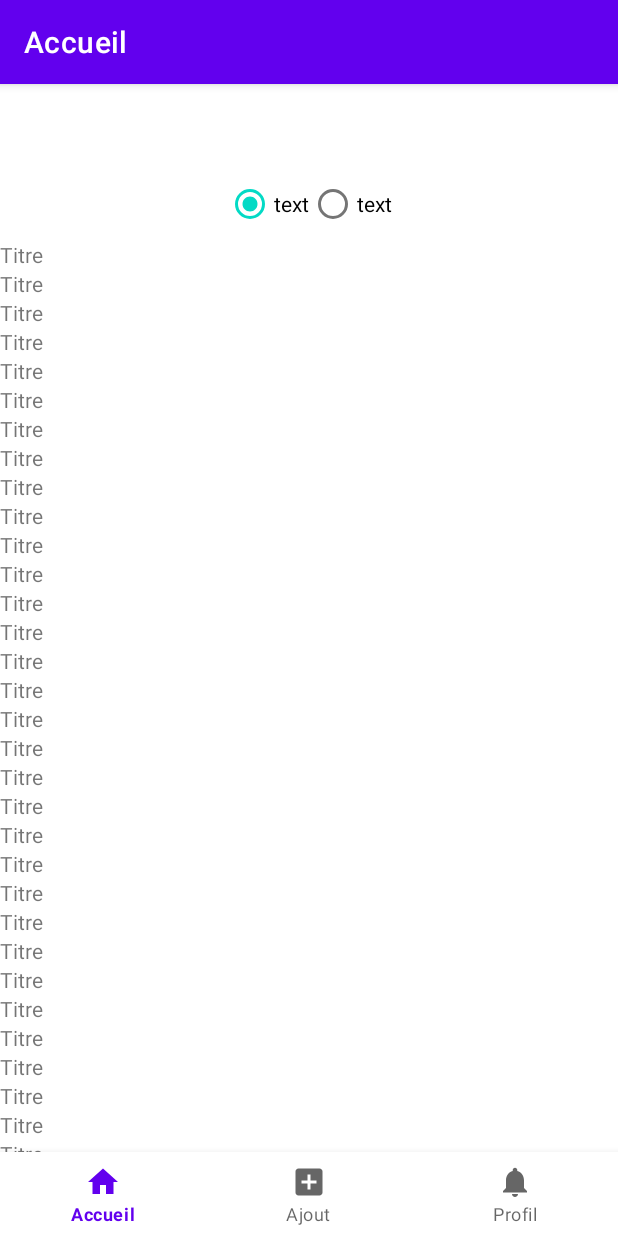
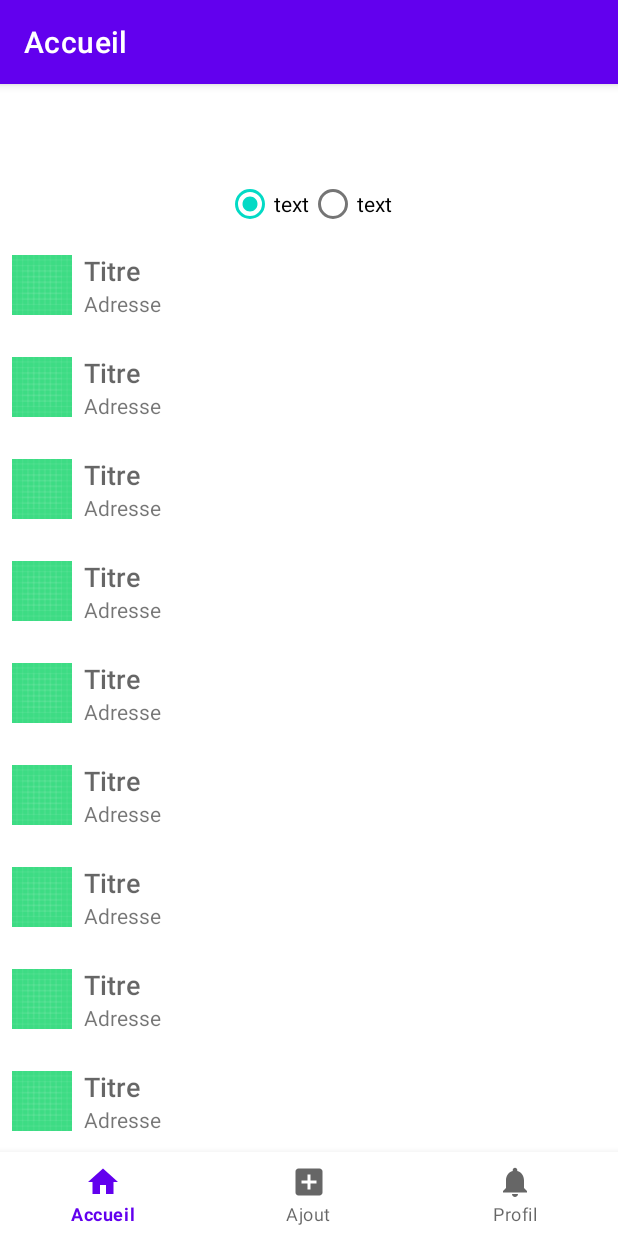
Before and after one commit to lucasnaury/uv-amse-android, an Android app: the screen it shows after launch (MainActivity), on a phone screen of 412 x 824 dp. Run offline under Robolectric (Android 15) with nearby library versions, the phone set to English and light mode, and no system bars; our stand-ins replace navigation-ui.

Commit message:
Edit list element style

```diff
--- a/app/src/main/java/com/example/tpleboncoin/ui/home/HomeAdapter.java
+++ b/app/src/main/java/com/example/tpleboncoin/ui/home/HomeAdapter.java
@@ -22,7 +22,8 @@ public class HomeAdapter extends RecyclerView.Adapter<HomeAdapter.ViewHolder> {
      * Provide a reference to the type of views that you are using (custom ViewHolder)
      */
     public static class ViewHolder extends RecyclerView.ViewHolder {
-        private final TextView textView;
+        private final TextView titreTextView;
+        private final TextView adresseTextView;
 
         public ViewHolder(View v) {
             super(v);
@@ -33,11 +34,15 @@ public class HomeAdapter extends RecyclerView.Adapter<HomeAdapter.ViewHolder> {
                     Log.d(TAG, "Element " + getAdapterPosition() + " clicked.");
                 }
             });
-            textView = (TextView) v.findViewById(R.id.text_annonce);
+            titreTextView = (TextView) v.findViewById(R.id.titre_annonce);
+            adresseTextView = (TextView) v.findViewById(R.id.adresse_annonce);
         }
 
-        public TextView getTextView() {
-            return textView;
+        public TextView getTitreTextView() {
+            return titreTextView;
+        }
+        public TextView getAdresseTextView() {
+            return adresseTextView;
         }
     }
     // END_INCLUDE(recyclerViewSampleViewHolder)
@@ -71,7 +76,8 @@ public class HomeAdapter extends RecyclerView.Adapter<HomeAdapter.ViewHolder> {
 
         // Get element from your dataset at this position and replace the contents of the view
         // with that element
-        viewHolder.getTextView().setText(mDataSet[position].getTitre());
+        viewHolder.getTitreTextView().setText(mDataSet[position].getTitre());
+        viewHolder.getAdresseTextView().setText(mDataSet[position].getAdresse());
     }
     // END_INCLUDE(recyclerViewOnBindViewHolder)
 
--- a/app/src/main/res/layout/annonces_liste.xml
+++ b/app/src/main/res/layout/annonces_liste.xml
@@ -1,11 +1,47 @@
 <FrameLayout xmlns:android="http://schemas.android.com/apk/res/android"
-    android:layout_width="wrap_content"
+    xmlns:app="http://schemas.android.com/apk/res-auto"
+    android:layout_width="match_parent"
     android:layout_height="wrap_content"
-    android:gravity="center_vertical">
+    android:gravity="center_vertical"
+    android:minHeight="50dp">
 
-    <TextView
-        android:id="@+id/text_annonce"
-        android:layout_width="wrap_content"
+    <LinearLayout
+        android:layout_width="match_parent"
         android:layout_height="wrap_content"
-        android:text="@string/text_annonce"/>
+        android:layout_marginBottom="8dp"
+        android:baselineAligned="false"
+        android:gravity="center_vertical"
+        android:orientation="horizontal"
+        android:padding="8dp">
+
+        <ImageView
+            android:id="@+id/imageView"
+            android:layout_width="40dp"
+            android:layout_height="40dp"
+            android:src="@drawable/ic_launcher_background" />
+
+        <LinearLayout
+            android:layout_width="match_parent"
+            android:layout_height="wrap_content"
+            android:orientation="vertical">
+
+            <TextView
+                android:id="@+id/titre_annonce"
+                android:layout_width="wrap_content"
+                android:layout_height="wrap_content"
+                android:fontFamily="sans-serif-medium"
+                android:paddingLeft="8dp"
+                android:text="Titre annonce de test"
+                android:textAppearance="@style/TextAppearance.AppCompat.Medium" />
+
+            <TextView
+                android:id="@+id/adresse_annonce"
+                android:layout_width="148dp"
+                android:layout_height="wrap_content"
+                android:paddingLeft="8dp"
+                android:text="Adresse, 59000 Douai" />
+        </LinearLayout>
+
+    </LinearLayout>
+
 </FrameLayout>
```
